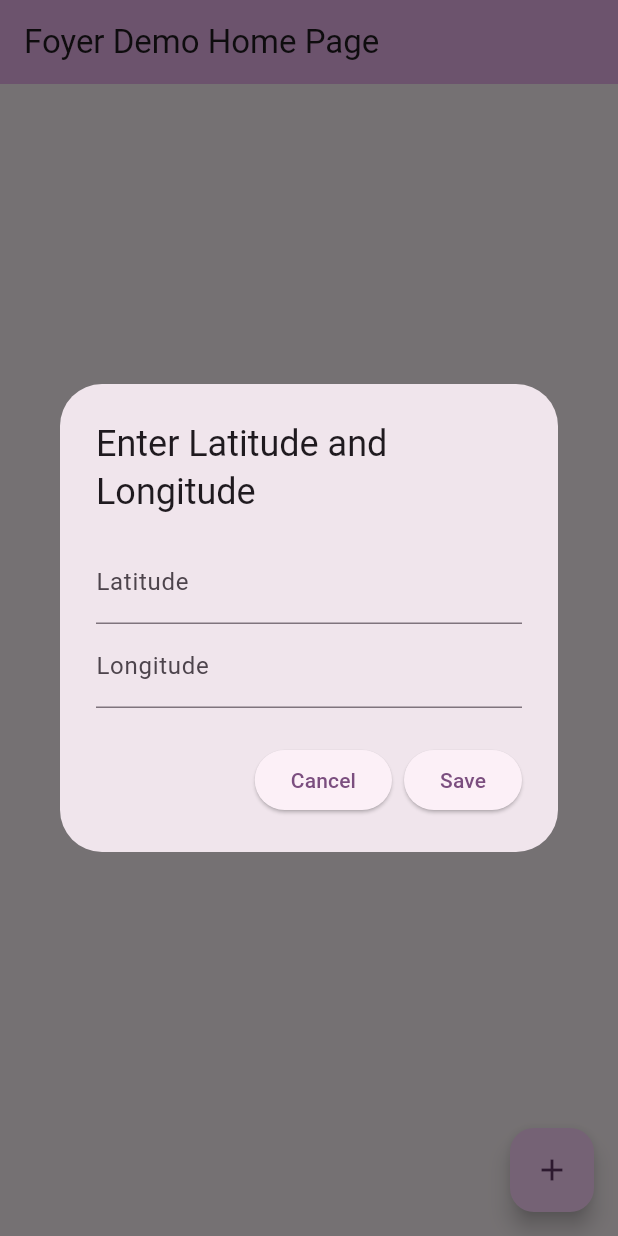
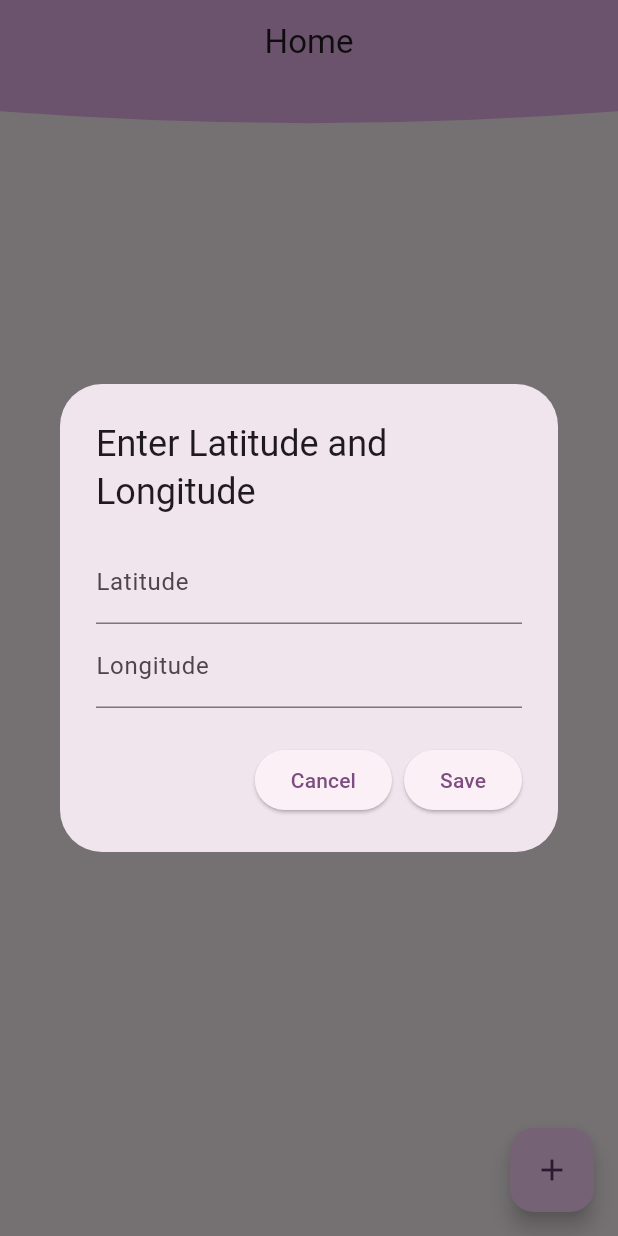
Before and after one commit to rajarshi-ch/foyer_demo, a Flutter app: the screen it shows after launch, after a tap on the "add" icon, on a phone screen of 412 x 824 dp. Run offline on Flutter 3.47's test engine with Material 2 defaults, Android fonts, the phone set to English and light mode, and no system bars; our stand-ins replace dartz, equatable, flutter_bloc, get_it, injectable, sqflite; accounts and stored records are empty.

Commit message:
ui improvements

```diff
--- /dev/null
+++ b/lib/features/common/presentation/ui/custom_app_bar.dart
@@ -0,0 +1,58 @@
+import 'package:flutter/material.dart';
+
+class CustomAppBar extends StatelessWidget implements PreferredSizeWidget {
+  @override
+  Size get preferredSize =>
+      Size.fromHeight(kToolbarHeight + 50); // Adjust the height as needed
+
+  @override
+  Widget build(BuildContext context) {
+    return Container(
+      child: CustomPaint(
+        painter: CurvePainter(context),
+        child: Center(
+          child: AppBar(
+            title: Text('Home'),
+            centerTitle: true,
+            elevation: 0,
+            backgroundColor: Colors.transparent,
+          ),
+        ),
+      ),
+    );
+  }
+}
+
+class CurvePainter extends CustomPainter {
+  final BuildContext context;
+
+  CurvePainter(this.context);
+
+  @override
+  void paint(Canvas canvas, Size size) {
+    Paint paint = Paint()
+      ..color = Theme.of(context)
+          .colorScheme
+          .inversePrimary // Adjust the color as needed
+      ..style = PaintingStyle.fill;
+
+    Path path = Path()
+      ..moveTo(0, size.height * 0.7)
+      ..quadraticBezierTo(
+        size.width * 0.5,
+        size.height * 0.85,
+        size.width,
+        size.height * 0.7,
+      )
+      ..lineTo(size.width, 0)
+      ..lineTo(0, 0)
+      ..close();
+
+    canvas.drawPath(path, paint);
+  }
+
+  @override
+  bool shouldRepaint(CustomPainter oldDelegate) {
+    return false;
+  }
+}
--- a/lib/features/home/presentation/ui/home_page.dart
+++ b/lib/features/home/presentation/ui/home_page.dart
@@ -1,11 +1,14 @@
 import 'dart:developer';
+import 'dart:math' as math;
 
 import 'package:flutter/material.dart';
 import 'package:flutter_bloc/flutter_bloc.dart';
 import 'package:foyer_demo/core/enums/screen_status.dart';
-import 'package:foyer_demo/features/home/presentation/ui/location_card.dart';
-import 'package:foyer_demo/features/home/presentation/ui/no_data_banner.dart';
-import 'package:foyer_demo/features/home/presentation/ui/selected_profile.dart';
+import 'package:foyer_demo/features/common/presentation/ui/custom_app_bar.dart';
+import 'package:foyer_demo/features/home/presentation/ui/widgets/location_card.dart';
+import 'package:foyer_demo/features/home/presentation/ui/widgets/no_data_banner.dart';
+import 'package:foyer_demo/features/home/presentation/ui/widgets/outline_message_container.dart';
+import 'package:foyer_demo/features/home/presentation/ui/widgets/selected_profile.dart';
 import 'package:foyer_demo/features/locations/domain/entity/location.dart';
 import 'package:foyer_demo/features/locations/presentation/cubit/location_cubit.dart';
 import 'package:foyer_demo/features/locations/presentation/ui/location_input_dialog.dart';
@@ -55,10 +58,11 @@ class _MyHomePageState extends State<MyHomePage> {
   @override
   Widget build(BuildContext context) {
     return Scaffold(
-      appBar: AppBar(
-        backgroundColor: Theme.of(context).colorScheme.inversePrimary,
-        title: Text(widget.title),
-      ),
+      // appBar: AppBar(
+      //   backgroundColor: Theme.of(context).colorScheme.inversePrimary,
+      //   title: Text(widget.title),
+      // ),
+      appBar: CustomAppBar(),
       body: BlocListener<LocationCubit, LocationState>(
         bloc: getIt<LocationCubit>(),
         listener: (context, state) async {
@@ -79,14 +83,21 @@ class _MyHomePageState extends State<MyHomePage> {
             return BlocBuilder<ProfileCubit, ProfileState>(
               bloc: getIt<ProfileCubit>(),
               builder: (context, profileState) {
-                return (state.allLocations.isNotEmpty &&
-                        profileState.allProfilesList.isNotEmpty)
+                return (state.allLocations.isNotEmpty)
                     ? Column(
                         children: [
-                          Padding(
-                            padding: EdgeInsets.all(8),
-                            child: SelectedProfileCard(),
-                          ),
+                          if (profileState.currentProfile != null)
+                            Padding(
+                              padding: EdgeInsets.all(8),
+                              child: SelectedProfileCard(),
+                            )
+                          else
+                            Padding(
+                              padding: const EdgeInsets.all(8.0),
+                              child: DottedBorderedContainer(
+                                message: "Hi, Select a location below !",
+                              ),
+                            ),
                           Expanded(
                               child: state.status == ScreenStatus.loading ||
                                       profileState.status ==
@@ -125,3 +136,54 @@ class _MyHomePageState extends State<MyHomePage> {
     );
   }
 }
+
+class RadialGradientsCanvas extends StatelessWidget {
+  final int numGradients = 10;
+
+  @override
+  Widget build(BuildContext context) {
+    return Container(
+      color: Colors.white,
+      child: CustomPaint(
+        painter: RadialGradientsPainter(numGradients),
+      ),
+    );
+  }
+}
+
+class RadialGradientsPainter extends CustomPainter {
+  final int numGradients;
+
+  RadialGradientsPainter(this.numGradients);
+
+  @override
+  void paint(Canvas canvas, Size size) {
+    final random = math.Random();
+
+    for (int i = 0; i < numGradients; i++) {
+      final centerX = random.nextDouble() * size.width;
+      final centerY = random.nextDouble() * size.height;
+      final radius = random.nextDouble() * 200 + 50;
+
+      final gradient = RadialGradient(
+        colors: [
+          Colors.blue.withOpacity(random.nextDouble()),
+          Colors.green.withOpacity(random.nextDouble()),
+        ],
+        center: Alignment(
+            centerX * 2 / size.width - 1, centerY * 2 / size.height - 1),
+        radius: radius,
+      );
+
+      final paint = Paint()
+        ..shader = gradient.createShader(
+            Rect.fromCircle(center: Offset(centerX, centerY), radius: radius));
+      canvas.drawCircle(Offset(centerX, centerY), radius, paint);
+    }
+  }
+
+  @override
+  bool shouldRepaint(CustomPainter oldDelegate) {
+    return false;
+  }
+}
--- a/lib/features/home/presentation/ui/selected_profile.dart
+++ b/lib/features/home/presentation/ui/widgets/selected_profile.dart
@@ -49,7 +49,7 @@ class SelectedProfileCard extends StatelessWidget {
                       children: [
                         SizedBox(height: 2),
                         Text(
-                          "${getIt<ProfileCubit>().state.allProfilesMap[location.profileId]!.themeColor}",
+                          "${getIt<ProfileCubit>().state.allProfilesMap[location!.profileId]!.themeColor}",
                           style: TextStyle(
                             fontSize: 16,
                             fontWeight: FontWeight.w700,
--- a/lib/features/profiles/presentation/cubit/profile_state.dart
+++ b/lib/features/profiles/presentation/cubit/profile_state.dart
@@ -8,20 +8,35 @@ class ProfileState extends Equatable {
     required this.currentLocation,
   });
 
-  const ProfileState.initial(
-      {this.allProfilesList = const [],
-      this.allProfilesMap = const {0: kInitialProfile},
-      this.status = ScreenStatus.initial,
-      this.currentLocation = kInitialLocation});
+  const ProfileState.initial({
+    this.allProfilesList = const [],
+    this.allProfilesMap = const {},
+    this.status = ScreenStatus.initial,
+    this.currentLocation,
+  });
 
   final List<ProfileEntity> allProfilesList;
   final Map<int, ProfileEntity> allProfilesMap;
   final ScreenStatus status;
-  final Location currentLocation;
+  final Location? currentLocation;
+
+  ProfileEntity? get currentProfile {
+    if (currentLocation != null) {
+      return allProfilesMap[currentLocation!.profileId];
+    } else {
+      return null;
+    }
+  }
 
   @override
-  List<Object> get props =>
-      [allProfilesList, allProfilesMap, status, currentLocation];
+  List<Object?> get props => [
+        allProfilesList,
+        allProfilesMap,
+        status,
+        currentLocation,
+        currentProfile
+      ];
+
   ProfileState copyWith({
     List<ProfileEntity>? allProfilesList,
     Map<int, ProfileEntity>? allProfilesMap,
--- a/lib/main.dart
+++ b/lib/main.dart
@@ -25,13 +25,9 @@ class MyApp extends StatelessWidget {
           title: 'Flutter Demo',
           theme: ThemeData(
             colorScheme: ColorScheme.fromSeed(
-                seedColor:
-                    state.allProfilesMap[state.currentLocation.profileId] ==
-                            null
-                        ? Colors.purpleAccent
-                        : hexToMaterialColor(state
-                            .allProfilesMap[state.currentLocation.profileId]!
-                            .themeColor)),
+                seedColor: state.currentProfile == null
+                    ? Colors.purpleAccent
+                    : hexToMaterialColor(state.currentProfile!.themeColor)),
             useMaterial3: true,
           ),
           home: const MyHomePage(title: 'Foyer Demo Home Page'),
```
Also changed, not shown: lib/features/home/presentation/ui/widgets/outline_message_container.dart (added, +36 -0 lines), lib/features/home/presentation/ui/widgets/location_card.dart (renamed from lib/features/home/presentation/ui/location_card.dart), lib/features/home/presentation/ui/widgets/no_data_banner.dart (renamed from lib/features/home/presentation/ui/no_data_banner.dart).
